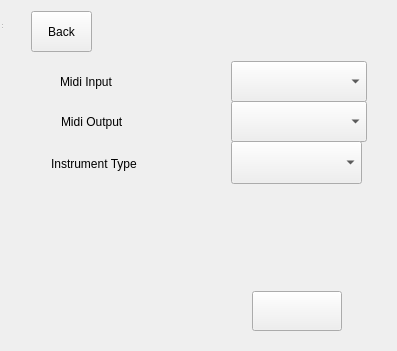
Old version of the form RoomClient/settingswindow.ui in the repository ljmc2000/VirtualConcertHall.
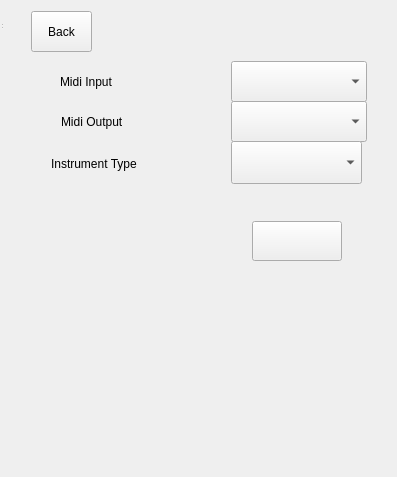
New version of the form. Custom widgets are drawn as their Qt base class.

Commit message: can now set instrument type and view range from the settings window

What changed in the file:
```diff
--- a/RoomClient/settingswindow.ui
+++ b/RoomClient/settingswindow.ui
@@ -7,7 +7,7 @@
     <x>0</x>
     <y>0</y>
     <width>397</width>
-    <height>351</height>
+    <height>477</height>
    </rect>
   </property>
   <property name="windowTitle">
@@ -79,7 +79,7 @@
       <property name="geometry">
        <rect>
         <x>50</x>
-        <y>290</y>
+        <y>220</y>
         <width>161</width>
         <height>25</height>
        </rect>
@@ -92,7 +92,7 @@
       <property name="geometry">
        <rect>
         <x>241</x>
-        <y>280</y>
+        <y>210</y>
         <width>90</width>
         <height>40</height>
        </rect>
@@ -149,6 +149,14 @@
   </widget>
  </widget>
  <layoutdefault spacing="6" margin="11"/>
+ <customwidgets>
+  <customwidget>
+   <class>InstrumentView</class>
+   <extends>QWidget</extends>
+   <header>instrumentview.h</header>
+   <container>1</container>
+  </customwidget>
+ </customwidgets>
  <resources/>
  <connections/>
 </ui>
```
Left out of the diff: 2 changed lines with no effect on the pictures. The commit also changes 3 other files.
